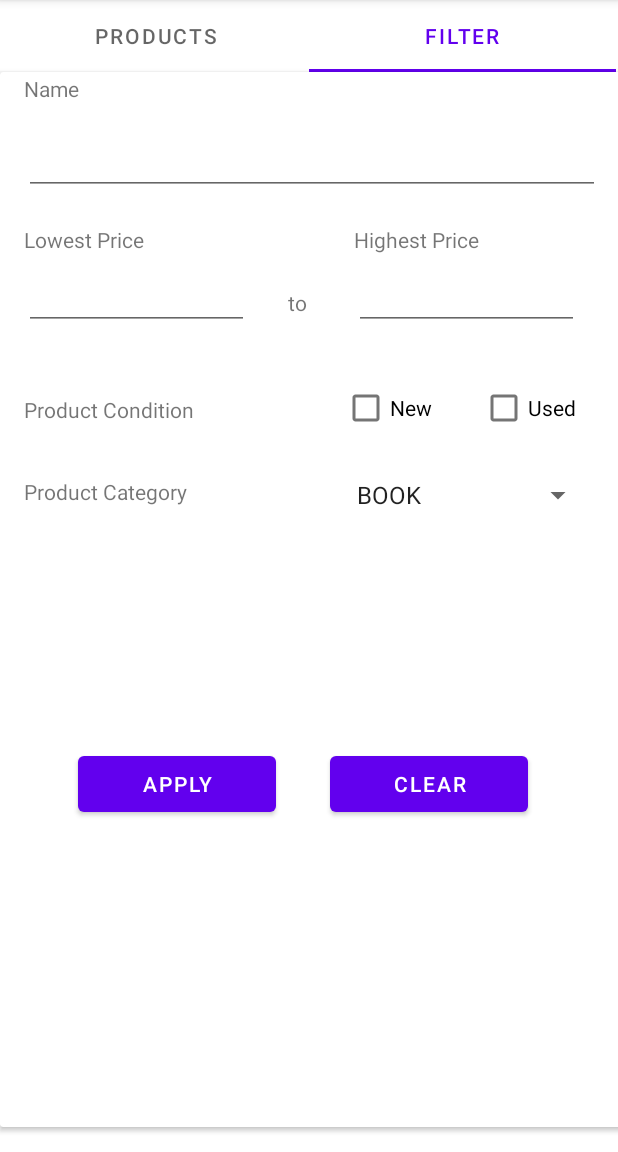
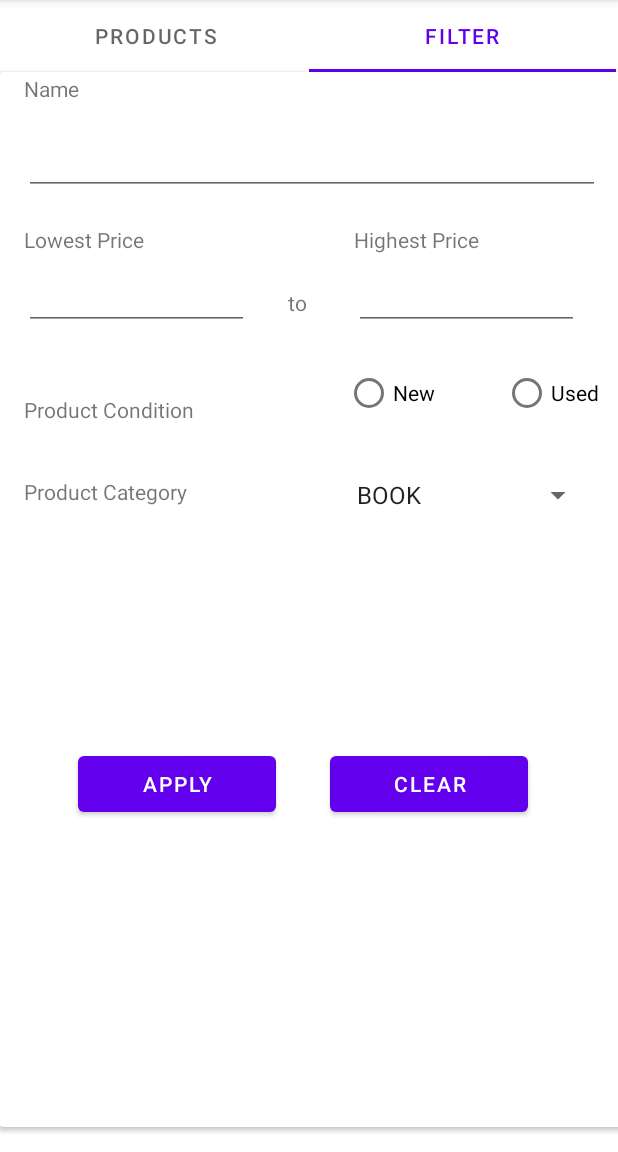
Before and after one commit to Joshevanch/jmart-android, an Android app: the MainActivity screen opened directly, with no data from a screen before it, tab 2 chosen, on a phone screen of 412 x 824 dp, the part 84-1236 px from its top. Run offline under Robolectric (Android 15) with nearby library versions, the phone set to English and light mode, and no system bars; our stand-ins replace Volley; network calls fail; 1 statement that could not run was skipped.

```diff
--- a/app/src/main/java/joshevanJmartFA/jmart_android/MainActivity.java
+++ b/app/src/main/java/joshevanJmartFA/jmart_android/MainActivity.java
@@ -13,36 +13,28 @@ import android.widget.ArrayAdapter;
 import android.widget.Button;
 import android.widget.EditText;
 import android.widget.ListView;
-import android.widget.TextView;
-import android.widget.Toast;
+import android.widget.RadioGroup;
+import android.widget.Spinner;
 
 import androidx.appcompat.widget.SearchView;
 import androidx.cardview.widget.CardView;
 
-import com.android.volley.Request;
 import com.android.volley.RequestQueue;
 import com.android.volley.Response;
 import com.android.volley.toolbox.StringRequest;
 import com.android.volley.toolbox.Volley;
 import com.google.android.material.tabs.TabLayout;
 import com.google.gson.Gson;
-import com.google.gson.JsonArray;
 import com.google.gson.reflect.TypeToken;
 
 import org.json.JSONArray;
 import org.json.JSONException;
-import org.json.JSONObject;
 
-import java.lang.reflect.Array;
 import java.lang.reflect.Type;
 import java.util.ArrayList;
-import java.util.Collection;
 import java.util.List;
-import java.util.Locale;
 
-import joshevanJmartFA.jmart_android.model.Account;
 import joshevanJmartFA.jmart_android.model.Product;
-import joshevanJmartFA.jmart_android.request.LoginRequest;
 import joshevanJmartFA.jmart_android.request.RequestFactory;
 
 public class MainActivity extends AppCompatActivity {
@@ -57,11 +49,20 @@ public class MainActivity extends AppCompatActivity {
     Button buttonPrev;
     Button buttonGo;
     EditText productPage;
+    EditText filterName;
+    EditText filterLowestPrice;
+    EditText filterHighestPrice;
+    Spinner filterProductCategory;
+    Button applyFilter;
+    Button clearFilter;
+    private String filterProductCategoryString;
+    private Boolean filterProduct = false;
+    private Boolean filterConditionUsed = true;
     public static int page = 0;
     public static Product product = null;
     ArrayAdapter<Product> productArrayAdapter;
     public static  ArrayList<Product> productList = null;
-    private static  ArrayList<Product> filteredProductList = new ArrayList<>();
+    public static  ArrayList<Product> filteredProductList = null;
     @Override
     public boolean onCreateOptionsMenu(Menu menu) {
         MenuInflater inflater = getMenuInflater();
@@ -97,6 +98,14 @@ public class MainActivity extends AppCompatActivity {
         buttonGo = findViewById(R.id.buttonGo);
         productPage = findViewById(R.id.editTextPage);
         listView = findViewById(R.id.listView);
+        filterName = findViewById(R.id.editTextFilterName);
+        filterLowestPrice = findViewById(R.id.editTextFilterLowestPrice);
+        filterHighestPrice = findViewById(R.id.editTextFilterHighestPrice);
+        filterProductCategory = findViewById(R.id.filterProductCategory);
+        applyFilter = findViewById(R.id.buttonFilterApply);
+        clearFilter = findViewById(R.id.buttonFilterClear);
+        if (filterProduct == false) requestProduct();
+        else requestFilteredProduct();
         requestProduct();
         tabLayout.setOnTabSelectedListener(new TabLayout.OnTabSelectedListener() {
             @Override
@@ -127,7 +136,8 @@ public class MainActivity extends AppCompatActivity {
             @Override
             public void onClick(View v) {
                 MainActivity.page += 1;
-                requestProduct();
+                if (filterProduct == false) requestProduct();
+                else requestFilteredProduct();
             }
         });
         buttonPrev.setOnClickListener(new View.OnClickListener() {
@@ -135,7 +145,8 @@ public class MainActivity extends AppCompatActivity {
             public void onClick(View v) {
                 if (MainActivity.page >= 0) {
                     MainActivity.page -= 1;
-                    requestProduct();
+                    if (filterProduct == false) requestProduct();
+                    else requestFilteredProduct();
                 }
             }
         });
@@ -144,7 +155,8 @@ public class MainActivity extends AppCompatActivity {
             public void onClick(View v) {
                 if (Integer.parseInt(productPage.getText().toString()) >= 0){
                     MainActivity.page = Integer.parseInt(productPage.getText().toString());
-                    requestProduct();
+                    if (filterProduct == false) requestProduct();
+                    else requestFilteredProduct();
                 }
             }
         });
@@ -154,6 +166,43 @@ public class MainActivity extends AppCompatActivity {
                 product = (Product)productArrayAdapter.getItem(position);
                 Intent intent = new Intent(MainActivity.this,ProductDetailActivity.class);
                 startActivity(intent);
+            }
+        });
+        filterProductCategory.setOnItemSelectedListener(new AdapterView.OnItemSelectedListener() {
+            @Override
+            public void onItemSelected(AdapterView<?> parent, View view, int position, long id) {
+                filterProductCategoryString = parent.getItemAtPosition(position).toString();
+            }
+
+            @Override
+            public void onNothingSelected(AdapterView<?> parent) {
+
+            }
+        });
+        RadioGroup filterProductRadioGroup = findViewById(R.id.filterProductRadioGroup);
+        filterProductRadioGroup.setOnCheckedChangeListener(new RadioGroup.OnCheckedChangeListener() {
+            @Override
+            public void onCheckedChanged(RadioGroup group, int checkedId) {
+                if (checkedId == R.id.filterProductConditionNew){
+                    filterConditionUsed = false;
+                }
+                else if (checkedId == R.id.filterProductConditionUsed){
+                    filterConditionUsed =true;
+                }
+            }
+        });
+        applyFilter.setOnClickListener(new View.OnClickListener() {
+            @Override
+            public void onClick(View v) {
+                filterProduct = true;
+                requestFilteredProduct();
+            }
+        });
+        clearFilter.setOnClickListener(new View.OnClickListener() {
+            @Override
+            public void onClick(View v) {
+                filterProduct = false;
+                requestProduct();
             }
         });
     }
@@ -184,4 +233,33 @@ public class MainActivity extends AppCompatActivity {
         StringRequest stringRequest = RequestFactory.getPage("product", page,10,listener,null);
         requestQueue.add (stringRequest);
     }
+    public void requestFilteredProduct() {
+        Response.Listener<String> listener = new Response.Listener<String>() {
+
+
+            @Override
+            public void onResponse(String response) {
+
+                try{
+                    JSONArray object = new JSONArray(response);
+                    if (object != null){
+                        Type userListType = new TypeToken<List<Product>>(){}.getType();
+                        MainActivity.filteredProductList = gson.fromJson(object.toString(),userListType);
+                        productArrayAdapter = new ArrayAdapter<Product>(MainActivity.this,R.layout.activity_listview,filteredProductList);
+                        listView.setAdapter(productArrayAdapter);
+                    }
+                }
+                catch (JSONException e) {
+                    e.printStackTrace();
+                }
+
+            }
+
+        };
+        RequestQueue requestQueue = Volley.newRequestQueue(this);
+        StringRequest stringRequest = RequestFactory.getFiltered(page,10,filterName.getText().toString(),
+                Integer.parseInt(filterLowestPrice.getText().toString()),Integer.parseInt(filterHighestPrice.getText().toString()),
+                filterProductCategoryString,filterConditionUsed, listener,null);
+        requestQueue.add (stringRequest);
+    }
 }
--- a/app/src/main/java/joshevanJmartFA/jmart_android/request/RequestFactory.java
+++ b/app/src/main/java/joshevanJmartFA/jmart_android/request/RequestFactory.java
@@ -7,6 +7,8 @@ import java.util.Map;
 public class RequestFactory {
     private static final String URL_FORMAT_ID = "http://10.0.2.2:8080/%s/%d";
     private static final String URL_FORMAT_PAGE = "http://10.0.2.2:8080/%s/page?page=%s&pageSize=%s";
+    private static final String URL_FORMAT_FILTER = "http://10.0.2.2:8080/product/getFiltered?page=%s&pageSize=%s&search=%s&minPrice=%s&maxPrice=%s&category=%s&conditionUsed=%s";
+
     public static StringRequest getById
             (
                     String parentURI,
@@ -30,4 +32,21 @@ public class RequestFactory {
         String url = String.format(URL_FORMAT_PAGE, parentURI, page, pageSize);
         return new StringRequest(Request.Method.GET, url, listener, errorListener);
     }
+    public static StringRequest getFiltered
+            (
+                    int page,
+                    int pageSize,
+                    String search,
+                    int minPrice,
+                    int maxPrice,
+                    String category,
+                    Boolean conditionUsed,
+                    Response.Listener<String> listener,
+                    Response.ErrorListener errorListener
+            )
+    {
+        String url = String.format(URL_FORMAT_FILTER, page, pageSize, search, minPrice,
+        maxPrice, category, conditionUsed);
+        return new StringRequest(Request.Method.GET, url, listener, errorListener);
+    }
 }
--- a/app/src/main/res/layout/activity_main.xml
+++ b/app/src/main/res/layout/activity_main.xml
@@ -98,7 +98,7 @@
         app:layout_constraintTop_toBottomOf="@+id/tabLayout">
 
         <EditText
-            android:id="@+id/editTextFiltername"
+            android:id="@+id/editTextFilterName"
             android:layout_width="384dp"
             android:layout_height="48dp"
             android:layout_marginStart="16dp"
@@ -108,15 +108,29 @@
             app:layout_constraintStart_toStartOf="parent"
             app:layout_constraintTop_toTopOf="parent" />
 
-        <CheckBox
-            android:id="@+id/checkBoxFilterNew"
+        <RadioGroup
+            android:id="@+id/filterProductRadioGroup"
             android:layout_width="wrap_content"
             android:layout_height="wrap_content"
-            android:layout_marginStart="228dp"
-            android:layout_marginTop="200dp"
-            android:text="New"
+            android:layout_marginStart="230dp"
+            android:layout_marginTop="190dp"
+            android:orientation="horizontal"
             app:layout_constraintStart_toStartOf="parent"
-            app:layout_constraintTop_toTopOf="parent" />
+            app:layout_constraintTop_toTopOf="parent">
+
+            <RadioButton
+                android:id="@+id/filterProductConditionNew"
+                android:layout_width="wrap_content"
+                android:layout_height="wrap_content"
+                android:text="New" />
+
+            <RadioButton
+                android:id="@+id/filterProductConditionUsed"
+                android:layout_width="wrap_content"
+                android:layout_height="wrap_content"
+                android:layout_marginStart="45dp"
+                android:text="Used" />
+        </RadioGroup>
 
         <TextView
             android:id="@+id/textViewFilterHighestPrice2"
@@ -129,12 +143,12 @@
             app:layout_constraintTop_toTopOf="parent" />
 
         <Spinner
-            android:id="@+id/spinner"
+            android:id="@+id/filterProductCategory"
             android:layout_width="166dp"
             android:layout_height="48dp"
             android:layout_marginStart="230dp"
             android:layout_marginTop="258dp"
-            android:entries="@array/productCategory"
+            android:entries="@array/productCategoryFilter"
             app:layout_constraintStart_toStartOf="parent"
             app:layout_constraintTop_toTopOf="parent" />
 
@@ -180,7 +194,7 @@
             app:layout_constraintTop_toTopOf="parent" />
 
         <EditText
-            android:id="@+id/editTextTextPersonName"
+            android:id="@+id/editTextFilterLowestPrice"
             android:layout_width="150dp"
             android:layout_height="48dp"
             android:layout_marginStart="16dp"
@@ -210,16 +224,6 @@
             app:layout_constraintStart_toStartOf="parent"
             app:layout_constraintTop_toTopOf="parent" />
 
-        <CheckBox
-            android:id="@+id/checkBoxFilterNew2"
-            android:layout_width="wrap_content"
-            android:layout_height="wrap_content"
-            android:layout_marginStart="320dp"
-            android:layout_marginTop="200dp"
-            android:text="Used"
-            app:layout_constraintStart_toStartOf="parent"
-            app:layout_constraintTop_toTopOf="parent" />
-
         <Button
             android:id="@+id/buttonFilterApply"
             android:layout_width="132dp"
--- a/app/src/main/res/values/Constant.xml
+++ b/app/src/main/res/values/Constant.xml
@@ -33,4 +33,31 @@
         <item>TRAVEL</item>
         <item>WEDDING</item>
     </string-array>
+
+    <string-array name="productCategoryFilter">
+        <item>BOOK</item>
+        <item>KITCHEN</item>
+        <item>ELECTRONIC</item>
+        <item>FASHION</item>
+        <item>GAMING</item>
+        <item>GADGET</item>
+        <item>MOTHERCARE</item>
+        <item>COSMETICS</item>
+        <item>HEALTHCARE</item>
+        <item>FURNITURE</item>
+        <item>JEWELRY</item>
+        <item>TOYS</item>
+        <item>FNB</item>
+        <item>STATIONERY</item>
+        <item>SPORTS</item>
+        <item>AUTOMOTIVE</item>
+        <item>PETCARE</item>
+        <item>ART_CRAFT</item>
+        <item>CARPENTRY</item>
+        <item>MISCELLANEOUS</item>
+        <item>PROPERTY</item>
+        <item>TRAVEL</item>
+        <item>WEDDING</item>
+        <item>NONE</item>
+    </string-array>
 </resources>
```
